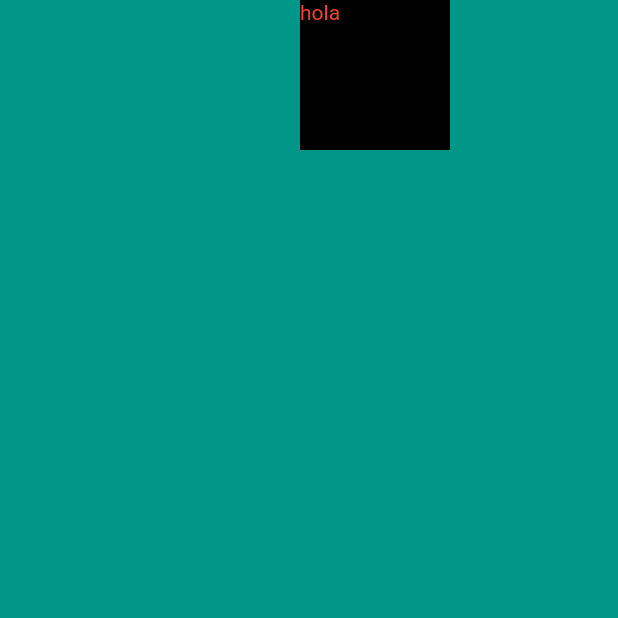
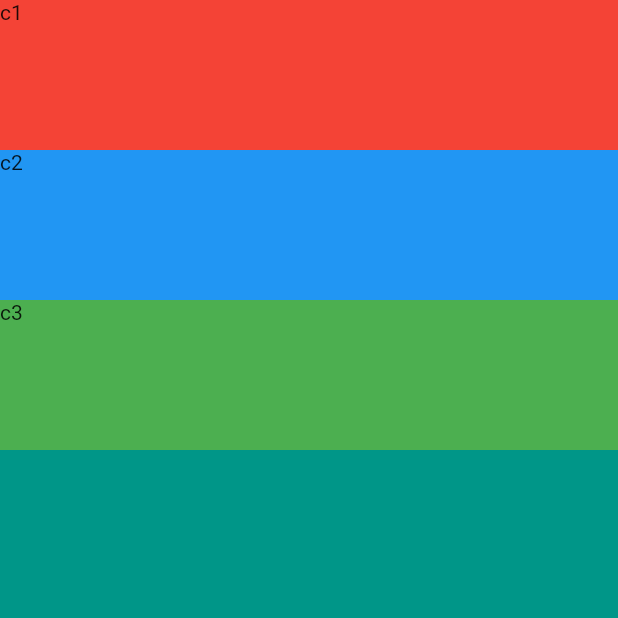
Before and after one commit to ginoliza/flutter_mi_card, a Flutter app: the screen it shows after launch, on a phone screen of 412 x 824 dp, the top half of it. Run offline on Flutter 3.47's test engine with Material 2 defaults, Android fonts, the phone set to English and light mode, and no system bars.

Commit message:
Propiedades de Row, Column

```diff
--- a/lib/main.dart
+++ b/lib/main.dart
@@ -13,16 +13,28 @@ class MyApp extends StatelessWidget {
       home: Scaffold(
         backgroundColor: Colors.teal,
         body: SafeArea(
-          child: Container(
-            color: Colors.black,
-            child: Text(
-              "hola",
-              style: TextStyle(color: Colors.red),
-            ),
-            width: 100.0,
-            height: 100.0,
-            // EdgeInsets.<all, symmetric, fromLTRB, only>
-            margin: EdgeInsets.only(left: 200.0),
+          child: Column(
+            crossAxisAlignment: CrossAxisAlignment.stretch,
+            children: [
+              Container(
+                color: Colors.red,
+                child: Text("c1"),
+                width: 100.0,
+                height: 100.0,
+              ),
+              Container(
+                color: Colors.blue,
+                child: Text("c2"),
+                width: 100.0,
+                height: 100.0,
+              ),
+              Container(
+                color: Colors.green,
+                child: Text("c3"),
+                width: 100.0,
+                height: 100.0,
+              ),
+            ],
           ),
         ),
       ),
```
